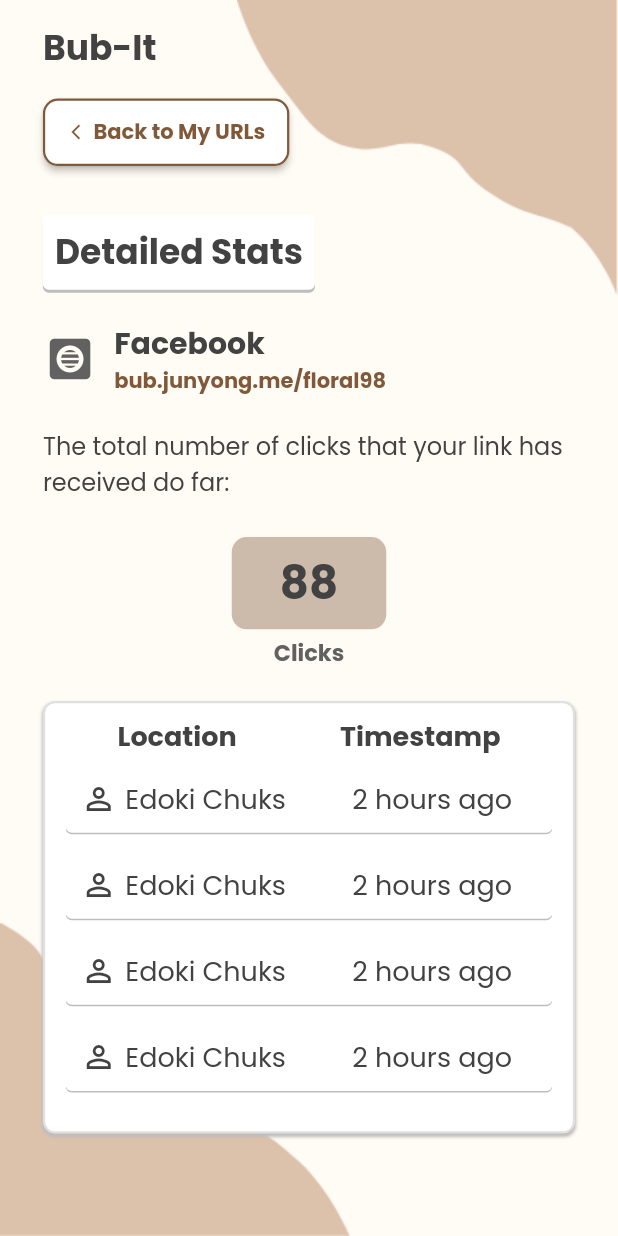
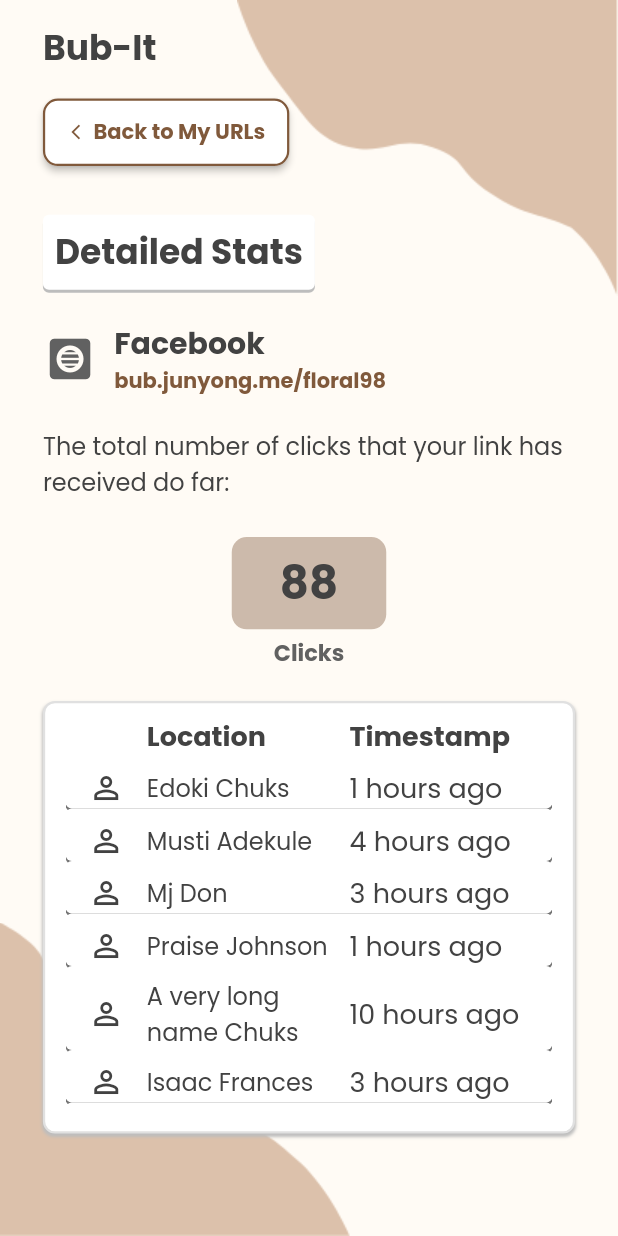
Before and after one commit to MustiAde/bub_it, a Flutter app: the DetailedStats screen opened directly, on a phone screen of 412 x 824 dp. Run offline on Flutter 3.47's test engine with Material 2 defaults, Android fonts, the phone set to English and light mode, and no system bars; our stand-ins replace flutter_screenutil, google_fonts.

Commit message:
Detailed_stats UI Completed

```diff
--- a/lib/screens/detailed_stats.dart
+++ b/lib/screens/detailed_stats.dart
@@ -23,7 +23,8 @@ class _DetailedStatsState extends State<DetailedStats> {
             body: Stack(
               children: [
                 const Background(),
-                Container(
+                SingleChildScrollView(
+                  child: Container(
                     padding: EdgeInsets.symmetric(horizontal: 25.w),
                     child: Column(
                       crossAxisAlignment: CrossAxisAlignment.start,
@@ -43,7 +44,6 @@ class _DetailedStatsState extends State<DetailedStats> {
                               boxShadow: [
                                 BoxShadow(
                                   color: Colors.grey.shade400,
-                                //  blurRadius: 1,
                                   offset: const Offset(0, 2),
                                 ),
                               ]),
@@ -64,14 +64,134 @@ class _DetailedStatsState extends State<DetailedStats> {
                               color: Colors.grey.shade800, fontSize: 16.sm),
                         ),
                         SizedBox(height: 20.h),
-                      Column(
+                        const NumbersOfClicks(),
+                        SizedBox(height: 20.h),
+                        Container(
+                          height: 280.h,
+                          padding: EdgeInsets.symmetric(
+                              vertical: 8.h, horizontal: 12.w),
+                          decoration: BoxDecoration(
+                              borderRadius: BorderRadius.circular(8),
+                              color: Colors.white,
+                              border: Border.all(
+                                color: Colors.grey.shade300,
+                                width: 1.5,
+                              ),
+                              boxShadow: [
+                                BoxShadow(
+                                  color: Colors.grey.shade400,
+                                  blurRadius: 1,
+                                  offset: const Offset(0, 2),
+                                ),
+                              ]),
+                          child: SingleChildScrollView(
+                            child: Table(
+                              columnWidths: const {0: FlexColumnWidth(0.4)},
+                              defaultVerticalAlignment:
+                                  TableCellVerticalAlignment.middle,
+                              children: [
+                                TableRow(
+                                  children: [
+                                    Text(
+                                      '',
+                                      style: TextStyle(
+                                          fontWeight: FontWeight.bold,
+                                          color: Colors.grey.shade800,
+                                          fontSize: 18.sm),
+                                    ),
+                                    Text(
+                                      'Location',
+                                      style: TextStyle(
+                                          fontWeight: FontWeight.bold,
+                                          color: Colors.grey.shade800,
+                                          fontSize: 18.sm),
+                                    ),
+                                    Text(
+                                      'Timestamp',
+                                      style: TextStyle(
+                                          fontWeight: FontWeight.bold,
+                                          color: Colors.grey.shade800,
+                                          fontSize: 18.sm),
+                                    ),
+                                  ],
+                                ),
+                                namesList(name: 'Edoki Chuks', time: '1'),
+                                namesList(name: 'Musti Adekule', time: '4'),
+                                namesList(name: 'Mj Don', time: '3'),
+                                namesList(name: 'Praise Johnson', time: '1'),
+                                namesList(
+                                    name: 'A very long name Chuks', time: '10'),
+                                namesList(name: 'Isaac Frances', time: '3'),
+                                namesList(name: 'Mercy Garfield', time: '9'),
+                                namesList(name: 'Edoki Chuks', time: '2'),
+                              ],
+                            ),
+                          ),
+                        ),
+                      ],
+                    ),
+                  ),
+                )
+              ],
+            ),
+          );
+        }));
+  }
+
+  TableRow namesList({required String name, required String time}) {
+    return TableRow(
+      decoration: BoxDecoration(
+          borderRadius: BorderRadius.circular(4),
+          color: Colors.white,
+          boxShadow: [
+            BoxShadow(
+              color: Colors.grey.shade600,
+              offset: const Offset(0, 2),
+            ),
+          ]),
+      children: [
+        Padding(
+          padding: const EdgeInsets.only(top: 8.0),
+          child: Icon(
+            Icons.person_outline,
+            color: Colors.grey.shade800,
+          ),
+        ),
+        Padding(
+          padding: const EdgeInsets.only(top: 8.0),
+          child: Text(
+            name,
+            style: TextStyle(color: Colors.grey.shade800, fontSize: 16.sm),
+          ),
+        ),
+        Padding(
+          padding: const EdgeInsets.only(top: 8.0),
+          child: Text(
+            '$time hours ago',
+            style: TextStyle(
+                //     fontWeight: FontWeight.bold,
+                color: Colors.grey.shade800,
+                fontSize: 18.sm),
+          ),
+        ),
+      ],
+    );
+  }
+}
+
+class NumbersOfClicks extends StatelessWidget {
+  const NumbersOfClicks({
+    Key? key,
+  }) : super(key: key);
+
+  @override
+  Widget build(BuildContext context) {
+    return Column(
       mainAxisAlignment: MainAxisAlignment.center,
       children: [
         Container(
-                            padding: EdgeInsets.symmetric(
-                                vertical: 8.h, horizontal: 8.w),
-                            margin: EdgeInsets.symmetric(
-                                vertical: 4.h, horizontal: 110.w),
+          padding: EdgeInsets.symmetric(vertical: 8.h, horizontal: 8.w),
+          margin: EdgeInsets.symmetric(vertical: 4.h, horizontal: 110.w),
           alignment: Alignment.center,
           decoration: BoxDecoration(
             color: butColor.withOpacity(0.4),
@@ -93,109 +213,7 @@ class _DetailedStatsState extends State<DetailedStats> {
               fontSize: 15.sm),
         ),
       ],
-                      ),
-                      SizedBox(height: 20.h),
-                      Container(
-                        height: 280.h,
-                        // padding: EdgeInsets.symmetric(
-                        // //     vertical: 15.h, horizontal: 30.w),
-                        // decoration: BoxDecoration(
-                        //   color: Colors.white,
-                        //   borderRadius: BorderRadius.circular(8),
-                        //   border: Border.all(
-                        //     color: Colors.grey.shade300,
-                        //     width: 1,
-                        //   ),
-                        // ),
-                        padding: EdgeInsets.symmetric(
-                            vertical: 8.h, horizontal: 12.w),
-                        decoration: BoxDecoration(
-                            borderRadius: BorderRadius.circular(8),
-                            color: Colors.white,
-                            border: Border.all(
-                              color: Colors.grey.shade300,
-                              width: 1.5,
-                            ),
-                            boxShadow: [
-                              BoxShadow(
-                                color: Colors.grey.shade400,
-                                blurRadius: 1,
-                                offset: const Offset(0, 2),
-                              ),
-                            ]),
-                        child: SingleChildScrollView(
-                          child: Column(
-                            //mainAxisAlignment: MainAxisAlignment.spaceAround,
-                            children: [
-                              //SizedBox(height: 20.h),
-
-                              Row(
-                                mainAxisAlignment:
-                                    MainAxisAlignment.spaceAround,
-                                children: [
-                                  Text(
-                                    'Location',
-                                    style: TextStyle(
-                                        fontWeight: FontWeight.bold,
-                                        color: Colors.grey.shade800,
-                                        fontSize: 18.sm),
-                                  ),
-                                  Text(
-                                    'Timestamp',
-                                    style: TextStyle(
-                                        fontWeight: FontWeight.bold,
-                                        color: Colors.grey.shade800,
-                                        fontSize: 18.sm),
-                                  ),
-                                ],
-                              ),
-
-                              const LocationTimestamp(
-                                name: 'Edoki Chuks',
-                                time: '2',
-                              ),
-                              const LocationTimestamp(
-                                name: 'Edoki Chuks',
-                                time: '2',
-                              ),
-                              const LocationTimestamp(
-                                name: 'Edoki Chuks',
-                                time: '2',
-                              ),
-                              const LocationTimestamp(
-                                name: 'Edoki Chuks',
-                                time: '2',
-                              ),
-                              const LocationTimestamp(
-                                name: 'Edoki Chuks',
-                                time: '2',
-                              ),
-                              const LocationTimestamp(
-                                name: 'Edoki Chuks',
-                                time: '2',
-                              ),
-                              const LocationTimestamp(
-                                name: 'Edoki Chuks',
-                                time: '2',
-                              ),
-                              const LocationTimestamp(
-                                name: 'Edoki Chuks',
-                                time: '2',
-                              ),
-                              SizedBox(
-                                height: 20.h,
-                              ),
-                            ],
-                          ),
-                        ),
-                      ),
-                    ],
-                  ),
-                )
-              ],
-            ),
     );
-        }));
   }
 }
 
@@ -279,76 +297,3 @@ class BackHome extends StatelessWidget {
     );
   }
 }
-
-class LocationTimestamp extends StatelessWidget {
-  final String name;
-  final String time;
-  const LocationTimestamp({
-    Key? key,
-    required this.name,
-    required this.time,
-  }) : super(key: key);
-
-  @override
-  Widget build(BuildContext context) {
-    return Container(
-      padding: const EdgeInsets.symmetric(vertical: 9, horizontal: 10),
-      margin: EdgeInsets.symmetric(
-        vertical: 6.h,
-      ),
-      decoration: BoxDecoration(
-          borderRadius: BorderRadius.circular(4),
-          color: Colors.white,
-          boxShadow: [
-            BoxShadow(
-              color: Colors.grey.shade400,
-              //  blurRadius: 1,
-              offset: const Offset(0, 1),
-            ),
-          ]),
-      child: Row(
-        mainAxisAlignment: MainAxisAlignment.spaceBetween,
-        children: [
-          Row(
-            mainAxisAlignment: MainAxisAlignment.spaceBetween,
-            children: [
-              Icon(
-                Icons.person_outline,
-                color: Colors.grey.shade800,
-              ),
-              SizedBox(
-                width: 5.w,
-              ),
-              Text(
-                name,
-                maxLines: 2,
-                softWrap: true,
-                textDirection: TextDirection.rtl,
-                style: TextStyle(
-
-                    //  fontWeight: FontWeight.bold,
-                    color: Colors.grey.shade800,
-                    fontSize: 18.sm),
-              ),
-              SizedBox(
-                width: 25.w,
-              ),
-            ],
-          ),
-
-          // Icon(Icons.person_outline),
-          Text(
-            '$time hours ago',
-            style: TextStyle(
-                //     fontWeight: FontWeight.bold,
-                color: Colors.grey.shade800,
-                fontSize: 18.sm),
-          ),
-          SizedBox(
-            width: 1.w,
-          ),
-        ],
-      ),
-    );
-  }
-}
```
Lines whose indentation alone changed are shown as unchanged.
